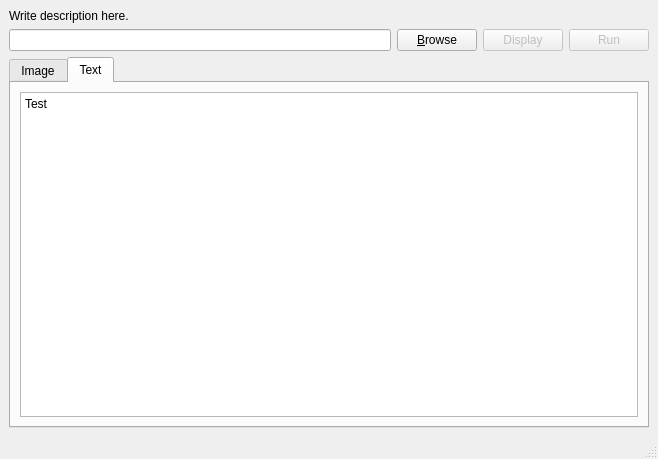
Before: the Qt Designer form scribo/demo/ui/mainwindow.ui in glazzara/olena, drawn with Qt 5.
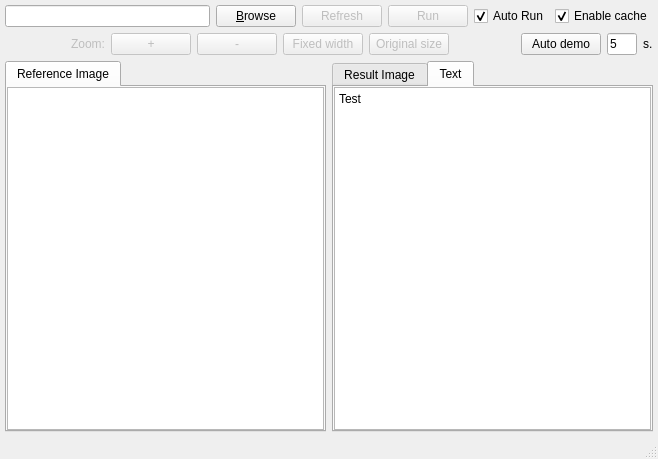
After: the same form once the commit is applied. The open tabs and pages were chosen to show the change. Icons and pictures are not drawn.

Commit message:
Improve Scribo demo.
	* demo/src/mainwindow.cc,
	* demo/src/mainwindow.hh,
	* demo/ui/mainwindow.ui: add new functionalities.
	  - Auto-demo.
	  - Display ppm pictures instead of pbm ones.

What changed in the file:
```diff
--- a/scribo/demo/ui/mainwindow.ui
+++ b/scribo/demo/ui/mainwindow.ui
@@ -15,25 +15,27 @@
   <property name="dockOptions" >
    <set>QMainWindow::AllowNestedDocks|QMainWindow::AllowTabbedDocks|QMainWindow::AnimatedDocks</set>
   </property>
-  <widget class="QWidget" name="centralwidget" >
-   <layout class="QVBoxLayout" name="verticalLayout_2" >
+  <property name="unifiedTitleAndToolBarOnMac">
+   <bool>false</bool>
+  </property>
+  <widget class="QWidget" name="centralwidget">
+   <layout class="QVBoxLayout" name="verticalLayout_6">
+    <property name="margin">
+     <number>0</number>
+    </property>
     <item>
-     <layout class="QVBoxLayout" name="verticalLayout" >
+     <layout class="QVBoxLayout" name="verticalLayout_5">
+      <property name="margin">
+       <number>5</number>
+      </property>
       <item>
-       <layout class="QGridLayout" name="gridLayout" >
-        <item row="0" column="0" colspan="4" >
-         <widget class="QLabel" name="description" >
-          <property name="text" >
-           <string>Write description here.</string>
-          </property>
-         </widget>
+       <layout class="QGridLayout" name="gridLayout">
+        <item row="0" column="0">
+         <widget class="QLineEdit" name="filepath"/>
         </item>
-        <item row="1" column="0" >
-         <widget class="QLineEdit" name="filepath" />
-        </item>
-        <item row="1" column="1" >
-         <widget class="QPushButton" name="browseBtn" >
-          <property name="text" >
+        <item row="0" column="1">
+         <widget class="QPushButton" name="browseBtn">
+          <property name="text">
            <string>&amp;Browse</string>
           </property>
           <property name="icon" >
@@ -42,13 +44,13 @@
           </property>
          </widget>
         </item>
-        <item row="1" column="2" >
-         <widget class="QPushButton" name="displayBtn" >
-          <property name="enabled" >
+        <item row="0" column="2">
+         <widget class="QPushButton" name="displayBtn">
+          <property name="enabled">
            <bool>false</bool>
           </property>
-          <property name="text" >
-           <string>Display</string>
+          <property name="text">
+           <string>Refresh</string>
           </property>
           <property name="icon" >
            <iconset resource="../demo.qrc" >
@@ -56,9 +58,9 @@
           </property>
          </widget>
         </item>
-        <item row="1" column="3" >
-         <widget class="QPushButton" name="runBtn" >
-          <property name="enabled" >
+        <item row="0" column="3">
+         <widget class="QPushButton" name="runBtn">
+          <property name="enabled">
            <bool>false</bool>
           </property>
           <property name="text" >
@@ -70,42 +72,229 @@
           </property>
          </widget>
         </item>
+        <item row="0" column="4">
+         <widget class="QCheckBox" name="autoRun">
+          <property name="text">
+           <string>Auto Run</string>
+          </property>
+          <property name="checked">
+           <bool>true</bool>
+          </property>
+         </widget>
+        </item>
+        <item row="0" column="5">
+         <widget class="QCheckBox" name="useCache">
+          <property name="text">
+           <string>Enable cache</string>
+          </property>
+          <property name="checked">
+           <bool>true</bool>
+          </property>
+         </widget>
+        </item>
        </layout>
       </item>
       <item>
-       <widget class="QTabWidget" name="tabWidget" >
-        <property name="currentIndex" >
+       <layout class="QVBoxLayout" name="verticalLayout_2">
+        <property name="spacing">
+         <number>-1</number>
+        </property>
+        <property name="bottomMargin">
          <number>0</number>
         </property>
-        <widget class="QWidget" name="tab" >
-         <attribute name="title" >
-          <string>Image</string>
-         </attribute>
-         <layout class="QVBoxLayout" name="verticalLayout_3" >
+        <item>
+         <layout class="QHBoxLayout" name="horizontalLayout">
+          <property name="bottomMargin">
+           <number>0</number>
+          </property>
           <item>
-           <widget class="QGraphicsView" name="imageResult" />
+           <spacer name="horizontalSpacer">
+            <property name="orientation">
+             <enum>Qt::Horizontal</enum>
+            </property>
+            <property name="sizeHint" stdset="0">
+             <size>
+              <width>40</width>
+              <height>20</height>
+             </size>
+            </property>
+           </spacer>
+          </item>
+          <item>
+           <widget class="QLabel" name="zoomLabel">
+            <property name="enabled">
+             <bool>false</bool>
+            </property>
+            <property name="text">
+             <string>Zoom:</string>
+            </property>
+           </widget>
+          </item>
+          <item>
+           <widget class="QPushButton" name="zoomIn">
+            <property name="enabled">
+             <bool>false</bool>
+            </property>
+            <property name="text">
+             <string>+</string>
+            </property>
+           </widget>
+          </item>
+          <item>
+           <widget class="QPushButton" name="zoomOut">
+            <property name="enabled">
+             <bool>false</bool>
+            </property>
+            <property name="text">
+             <string>-</string>
+            </property>
+           </widget>
+          </item>
+          <item>
+           <widget class="QPushButton" name="zoomFixed">
+            <property name="enabled">
+             <bool>false</bool>
+            </property>
+            <property name="text">
+             <string>Fixed width</string>
+            </property>
+           </widget>
+          </item>
+          <item>
+           <widget class="QPushButton" name="zoomOriginal">
+            <property name="enabled">
+             <bool>false</bool>
+            </property>
+            <property name="text">
+             <string>Original size</string>
+            </property>
+           </widget>
+          </item>
+          <item>
+           <spacer name="horizontalSpacer_2">
+            <property name="orientation">
+             <enum>Qt::Horizontal</enum>
+            </property>
+            <property name="sizeHint" stdset="0">
+             <size>
+              <width>40</width>
+              <height>20</height>
+             </size>
+            </property>
+           </spacer>
+          </item>
+          <item>
+           <widget class="QPushButton" name="autoDemo">
+            <property name="text">
+             <string>Auto demo</string>
+            </property>
+            <property name="shortcut">
+             <string>Ctrl+D</string>
+            </property>
+            <property name="checkable">
+             <bool>true</bool>
+            </property>
+           </widget>
+          </item>
+          <item>
+           <widget class="QLineEdit" name="timeoutDelay">
+            <property name="maximumSize">
+             <size>
+              <width>30</width>
+              <height>16777215</height>
+             </size>
+            </property>
+            <property name="inputMask">
+             <string/>
+            </property>
+            <property name="text">
+             <string>5</string>
+            </property>
+           </widget>
+          </item>
+          <item>
+           <widget class="QLabel" name="label">
+            <property name="text">
+             <string>s.</string>
+            </property>
+           </widget>
           </item>
          </layout>
-        </widget>
-        <widget class="QWidget" name="tab_2" >
-         <attribute name="title" >
-          <string>Text</string>
-         </attribute>
-         <layout class="QVBoxLayout" name="verticalLayout_4" >
+        </item>
+        <item>
+         <layout class="QHBoxLayout" name="horizontalLayout_2">
           <item>
-           <widget class="QTextBrowser" name="textBrowser" >
-            <property name="html" >
-             <string>&lt;!DOCTYPE HTML PUBLIC "-//W3C//DTD HTML 4.0//EN" "http://www.w3.org/TR/REC-html40/strict.dtd">
-&lt;html>&lt;head>&lt;meta name="qrichtext" content="1" />&lt;style type="text/css">
+           <widget class="QTabWidget" name="tabWidget_2">
+            <property name="currentIndex">
+             <number>0</number>
+            </property>
+            <widget class="QWidget" name="tab_3">
+             <attribute name="title">
+              <string>Reference Image</string>
+             </attribute>
+             <layout class="QVBoxLayout" name="verticalLayout">
+              <property name="margin">
+               <number>0</number>
+              </property>
+              <item>
+               <widget class="QGraphicsView" name="imageRef"/>
+              </item>
+             </layout>
+            </widget>
+           </widget>
+          </item>
+          <item>
+           <widget class="QTabWidget" name="tabWidget">
+            <property name="currentIndex">
+             <number>0</number>
+            </property>
+            <widget class="QWidget" name="tab">
+             <attribute name="title">
+              <string>Result Image</string>
+             </attribute>
+             <layout class="QVBoxLayout" name="verticalLayout_3">
+              <property name="margin">
+               <number>0</number>
+              </property>
+              <item>
+               <widget class="QGraphicsView" name="imageResult"/>
+              </item>
+             </layout>
+            </widget>
+            <widget class="QWidget" name="tab_2">
+             <property name="font">
+              <font>
+               <kerning>true</kerning>
+              </font>
+             </property>
+             <attribute name="title">
+              <string>Text</string>
+             </attribute>
+             <layout class="QVBoxLayout" name="verticalLayout_4">
+              <property name="spacing">
+               <number>0</number>
+              </property>
+              <property name="margin">
+               <number>0</number>
+              </property>
+              <item>
+               <widget class="QTextBrowser" name="textBrowser">
+                <property name="html">
+                 <string>&lt;!DOCTYPE HTML PUBLIC &quot;-//W3C//DTD HTML 4.0//EN&quot; &quot;http://www.w3.org/TR/REC-html40/strict.dtd&quot;&gt;
+&lt;html&gt;&lt;head&gt;&lt;meta name=&quot;qrichtext&quot; content=&quot;1&quot; /&gt;&lt;style type=&quot;text/css&quot;&gt;
 p, li { white-space: pre-wrap; }
-&lt;/style>&lt;/head>&lt;body style=" font-family:'Sans Serif'; font-size:9pt; font-weight:400; font-style:normal;">
-&lt;p style=" margin-top:0px; margin-bottom:0px; margin-left:0px; margin-right:0px; -qt-block-indent:0; text-indent:0px;">Test&lt;/p>&lt;/body>&lt;/html></string>
-            </property>
+&lt;/style&gt;&lt;/head&gt;&lt;body style=&quot; font-family:'Lucida Grande'; font-size:13pt; font-weight:400; font-style:normal;&quot;&gt;
+&lt;p style=&quot; margin-top:0px; margin-bottom:0px; margin-left:0px; margin-right:0px; -qt-block-indent:0; text-indent:0px;&quot;&gt;&lt;span style=&quot; font-family:'Sans Serif'; font-size:9pt;&quot;&gt;Test&lt;/span&gt;&lt;/p&gt;&lt;/body&gt;&lt;/html&gt;</string>
+                </property>
+               </widget>
+              </item>
+             </layout>
+            </widget>
            </widget>
           </item>
          </layout>
-        </widget>
-       </widget>
+        </item>
+       </layout>
       </item>
      </layout>
     </item>
```
Left out of the diff: 50 changed lines with no effect on the pictures. The commit also changes 3 other files.
